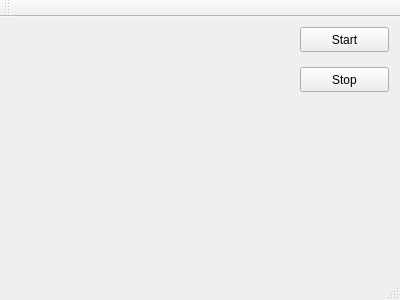
FIvanO/Working_staff, file Ball/mainwindow.ui: the form before one commit.
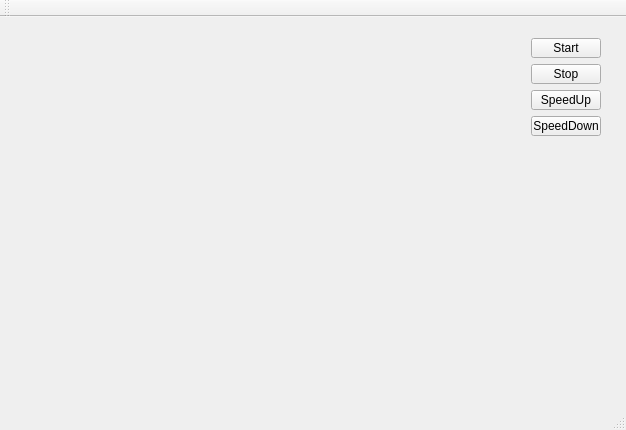
The form after the commit.

What changed in the file:
```diff
--- a/Ball/mainwindow.ui
+++ b/Ball/mainwindow.ui
@@ -6,40 +6,54 @@
    <rect>
     <x>0</x>
     <y>0</y>
-    <width>400</width>
-    <height>300</height>
+    <width>626</width>
+    <height>430</height>
    </rect>
   </property>
   <property name="windowTitle">
    <string>MainWindow</string>
   </property>
   <widget class="QWidget" name="centralWidget">
-   <widget class="QPushButton" name="Start">
+   <widget class="QWidget" name="">
     <property name="geometry">
      <rect>
-      <x>300</x>
+      <x>520</x>
       <y>10</y>
-      <width>89</width>
-      <height>25</height>
+      <width>92</width>
+      <height>120</height>
      </rect>
     </property>
+    <layout class="QVBoxLayout" name="verticalLayout">
+     <item>
+      <widget class="QPushButton" name="Start">
     <property name="text">
      <string>Start</string>
     </property>
    </widget>
+     </item>
+     <item>
    <widget class="QPushButton" name="Stop">
-    <property name="geometry">
-     <rect>
-      <x>300</x>
-      <y>50</y>
-      <width>89</width>
-      <height>25</height>
-     </rect>
-    </property>
     <property name="text">
      <string>Stop</string>
     </property>
    </widget>
+     </item>
+     <item>
+      <widget class="QPushButton" name="SpeedUp">
+       <property name="text">
+        <string>SpeedUp</string>
+       </property>
+      </widget>
+     </item>
+     <item>
+      <widget class="QPushButton" name="SpeedDown">
+       <property name="text">
+        <string>SpeedDown</string>
+       </property>
+      </widget>
+     </item>
+    </layout>
+   </widget>
   </widget>
   <widget class="QMenuBar" name="menuBar">
    <property name="geometry">
```
Left out of the diff: 2 changed lines with no effect on the pictures. Lines whose indentation alone changed are shown as unchanged.
